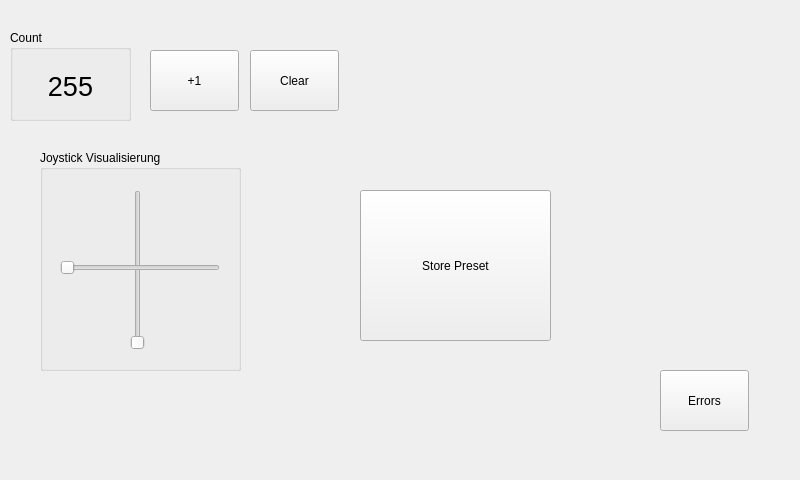
First picture: the form in view.ui, repository chP6/Konzept_ErstesBeispiel, before the edit.
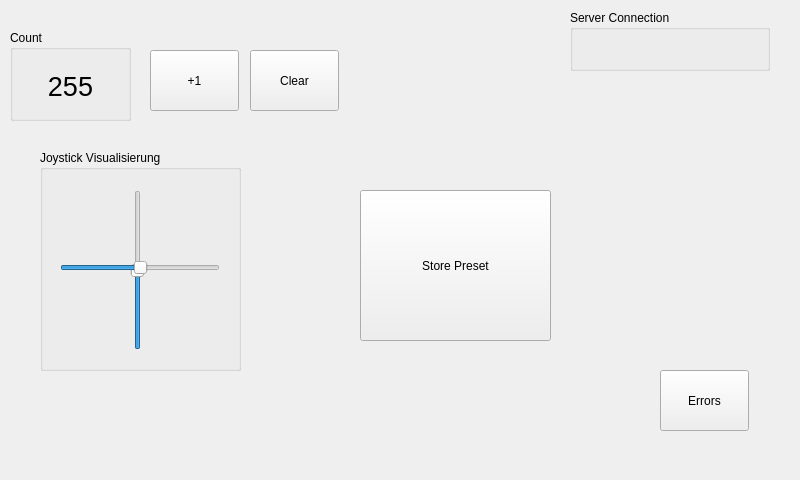
Second picture: the form after the edit.

Commit message: cleanup after branch merge, added server connection monitor

Patch:
```diff
--- a/view.ui
+++ b/view.ui
@@ -102,6 +102,9 @@
     <property name="maximum">
      <number>10000</number>
     </property>
+    <property name="value">
+     <number>5000</number>
+    </property>
     <property name="orientation">
      <enum>Qt::Vertical</enum>
     </property>
@@ -118,6 +121,9 @@
     <property name="maximum">
      <number>10000</number>
     </property>
+    <property name="value">
+     <number>5000</number>
+    </property>
     <property name="orientation">
      <enum>Qt::Horizontal</enum>
     </property>
@@ -149,6 +155,43 @@
     <string>Store Preset</string>
    </property>
   </widget>
+  <widget class="QGroupBox" name="groupBox_3">
+   <property name="geometry">
+    <rect>
+     <x>570</x>
+     <y>10</y>
+     <width>200</width>
+     <height>61</height>
+    </rect>
+   </property>
+   <property name="sizePolicy">
+    <sizepolicy hsizetype="Preferred" vsizetype="MinimumExpanding">
+     <horstretch>0</horstretch>
+     <verstretch>0</verstretch>
+    </sizepolicy>
+   </property>
+   <property name="minimumSize">
+    <size>
+     <width>200</width>
+     <height>0</height>
+    </size>
+   </property>
+   <property name="title">
+    <string>Server Connection</string>
+   </property>
+   <layout class="QVBoxLayout" name="verticalLayout">
+    <item>
+     <widget class="QLabel" name="lbServerConnection">
+      <property name="text">
+       <string/>
+      </property>
+      <property name="alignment">
+       <set>Qt::AlignCenter</set>
+      </property>
+     </widget>
+    </item>
+   </layout>
+  </widget>
  </widget>
  <layoutdefault spacing="6" margin="11"/>
  <resources/>
```
The commit also changes 15 other files.
